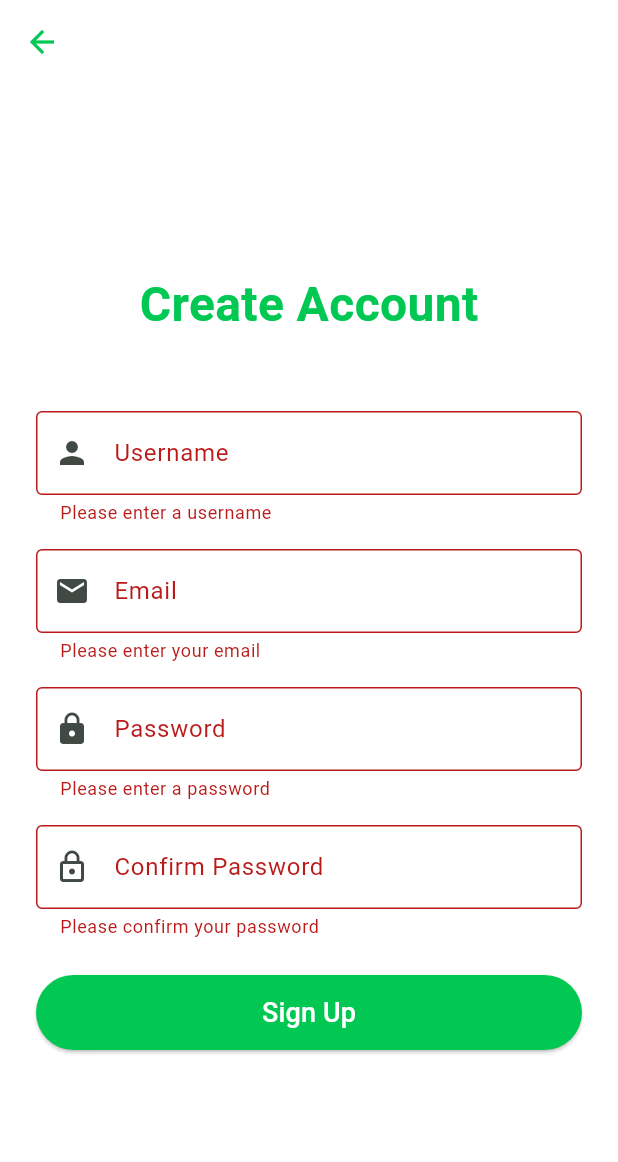
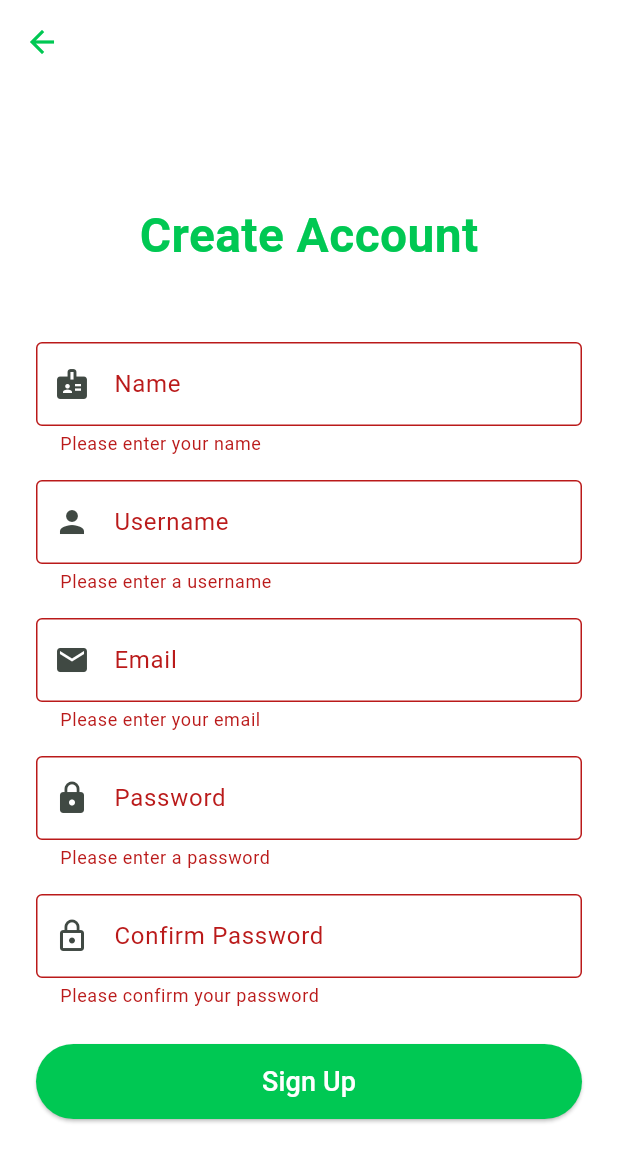
Before and after one commit to shoshana-levitt/sante, a Flutter app: the SignUpScreen screen opened directly, after a tap on "Sign Up", on a phone screen of 412 x 824 dp. Shown: the top 1162 px of the screen. Run offline on Flutter 3.47's test engine with Material 3 defaults, Android fonts, the phone set to English and light mode, and no system bars; our stand-ins replace cloud_firestore, firebase_auth, firebase_core, firebase_storage, image_picker; accounts and stored records are empty.

Commit message:
add name to profile screen

```diff
--- a/lib/models/user_model.dart
+++ b/lib/models/user_model.dart
@@ -3,6 +3,7 @@ import 'package:cloud_firestore/cloud_firestore.dart';
 class UserModel {
   final String id;
   final String username;
+  final String name;
   final String email;
   final String photoUrl;
   final String bio;
@@ -13,6 +14,7 @@ class UserModel {
   UserModel({
     required this.id,
     required this.username,
+    required this.name,
     required this.email,
     required this.photoUrl,
     required this.bio,
@@ -26,6 +28,7 @@ class UserModel {
     return UserModel(
       id: doc.id,
       username: data['username'] ?? '',
+      name: data['name'] ?? '',
       email: data['email'] ?? '',
       photoUrl: data['photoUrl'] ?? '',
       bio: data['bio'] ?? '',
--- a/lib/screens/edit_profile_screen.dart
+++ b/lib/screens/edit_profile_screen.dart
@@ -16,6 +16,7 @@ class EditProfileScreen extends StatefulWidget {
 
 class _EditProfileScreenState extends State<EditProfileScreen> {
   final _formKey = GlobalKey<FormState>();
+  late TextEditingController _nameController;
   late TextEditingController _usernameController;
   late TextEditingController _bioController;
   final StorageService _storageService = StorageService();
@@ -28,6 +29,7 @@ class _EditProfileScreenState extends State<EditProfileScreen> {
   @override
   void initState() {
     super.initState();
+    _nameController = TextEditingController(text: widget.user.name);
     _usernameController = TextEditingController(text: widget.user.username);
     _bioController = TextEditingController(text: widget.user.bio);
     _currentPhotoUrl = widget.user.photoUrl;
@@ -35,6 +37,7 @@ class _EditProfileScreenState extends State<EditProfileScreen> {
 
   @override
   void dispose() {
+    _nameController.dispose();
     _usernameController.dispose();
     _bioController.dispose();
     super.dispose();
@@ -86,6 +89,7 @@ class _EditProfileScreenState extends State<EditProfileScreen> {
           .collection('users')
           .doc(widget.user.id)
           .update({
+        'name': _nameController.text.trim(),
         'username': _usernameController.text.trim(),
         'bio': _bioController.text.trim(),
         'photoUrl': photoUrl,
@@ -195,6 +199,24 @@ class _EditProfileScreenState extends State<EditProfileScreen> {
                 child: const Text('Change Profile Photo'),
               ),
               const SizedBox(height: 32),
+
+               // Name field
+              TextFormField(
+                controller: _nameController,
+                decoration: const InputDecoration(
+                  labelText: 'Name',
+                  border: OutlineInputBorder(),
+                  prefixIcon: Icon(Icons.badge),
+                ),
+                validator: (value) {
+                  if (value == null || value.isEmpty) {
+                    return 'Please enter your name';
+                  }
+                  return null;
+                },
+              ),
+              const SizedBox(height: 16),
+
               // Username field
               TextFormField(
                 controller: _usernameController,
--- a/lib/screens/signup_screen.dart
+++ b/lib/screens/signup_screen.dart
@@ -11,6 +11,7 @@ class SignUpScreen extends StatefulWidget {
 
 class _SignUpScreenState extends State<SignUpScreen> {
   final _formKey = GlobalKey<FormState>();
+  final _nameController = TextEditingController();
   final _usernameController = TextEditingController();
   final _emailController = TextEditingController();
   final _passwordController = TextEditingController();
@@ -20,6 +21,7 @@ class _SignUpScreenState extends State<SignUpScreen> {
 
   @override
   void dispose() {
+    _nameController.dispose();
     _usernameController.dispose();
     _emailController.dispose();
     _passwordController.dispose();
@@ -38,6 +40,7 @@ class _SignUpScreenState extends State<SignUpScreen> {
           email: _emailController.text.trim(),
           password: _passwordController.text,
           username: _usernameController.text.trim(),
+          name: _nameController.text.trim(),
         );
 
         if (mounted) {
@@ -92,6 +95,23 @@ class _SignUpScreenState extends State<SignUpScreen> {
                     ),
                   ),
                   const SizedBox(height: 48),
+
+                  // Name field
+                  TextFormField(
+                    controller: _nameController,
+                    decoration: const InputDecoration(
+                      labelText: 'Name',
+                      border: OutlineInputBorder(),
+                      prefixIcon: Icon(Icons.badge),
+                    ),
+                    validator: (value) {
+                      if (value == null || value.isEmpty) {
+                        return 'Please enter your name';
+                      }
+                      return null;
+                    },
+                  ),
+                  const SizedBox(height: 16),
 
                   // Username field
                   TextFormField(
--- a/lib/services/auth_service.dart
+++ b/lib/services/auth_service.dart
@@ -16,6 +16,7 @@ class AuthService {
     required String email,
     required String password,
     required String username,
+    required String name,
   }) async {
     try {
       // Create user in Firebase Auth
@@ -30,6 +31,7 @@ class AuthService {
           userId: userCredential.user!.uid,
           email: email,
           username: username,
+          name: name,
         );
       }
 
--- a/lib/services/firestore_service.dart
+++ b/lib/services/firestore_service.dart
@@ -8,9 +8,11 @@ class FirestoreService {
     required String userId,
     required String email,
     required String username,
+    required String name,
   }) async {
     await _db.collection('users').doc(userId).set({
       'username': username,
+      'name': name,
       'email': email,
       'photoUrl': '',
       'bio': '',
```
Also changed, not shown: lib/screens/profile_screen.dart (+10 -2 lines).
